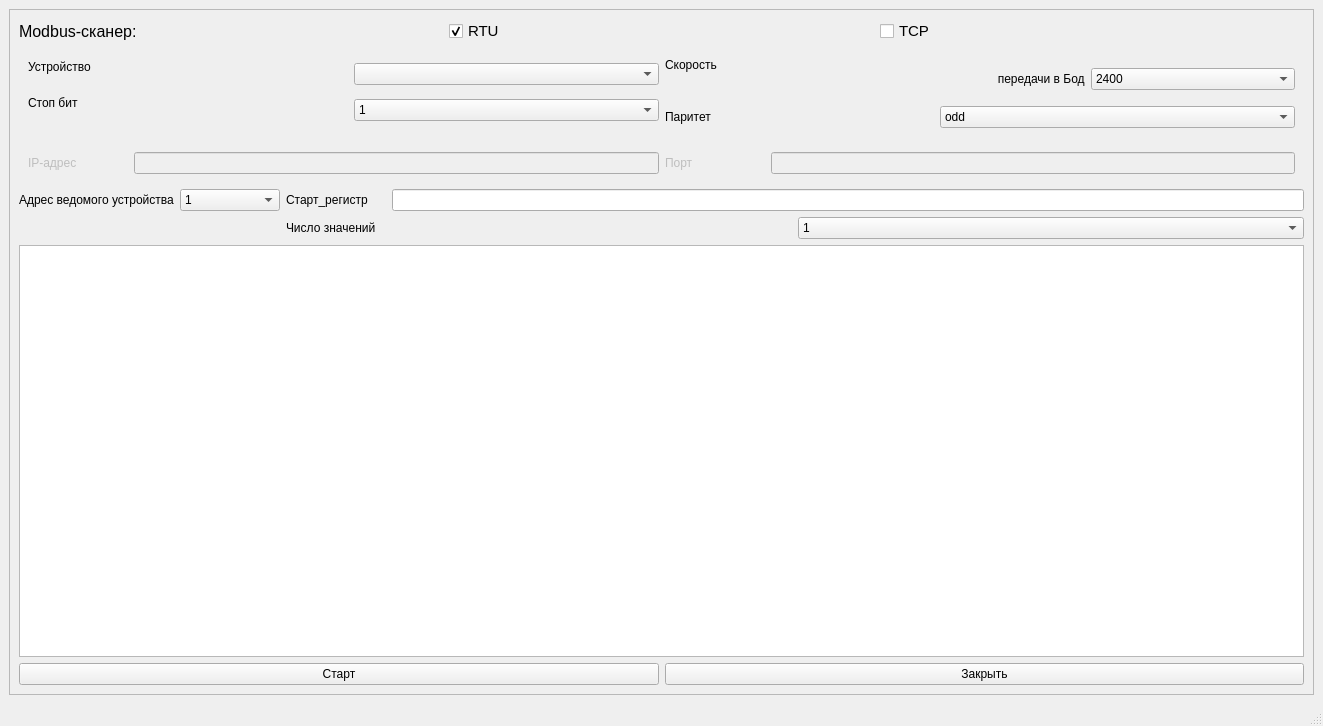
Before: the Qt Designer form resources/view/service/modbus_view.ui in ilyababich21/NIva1, drawn with Qt 5.
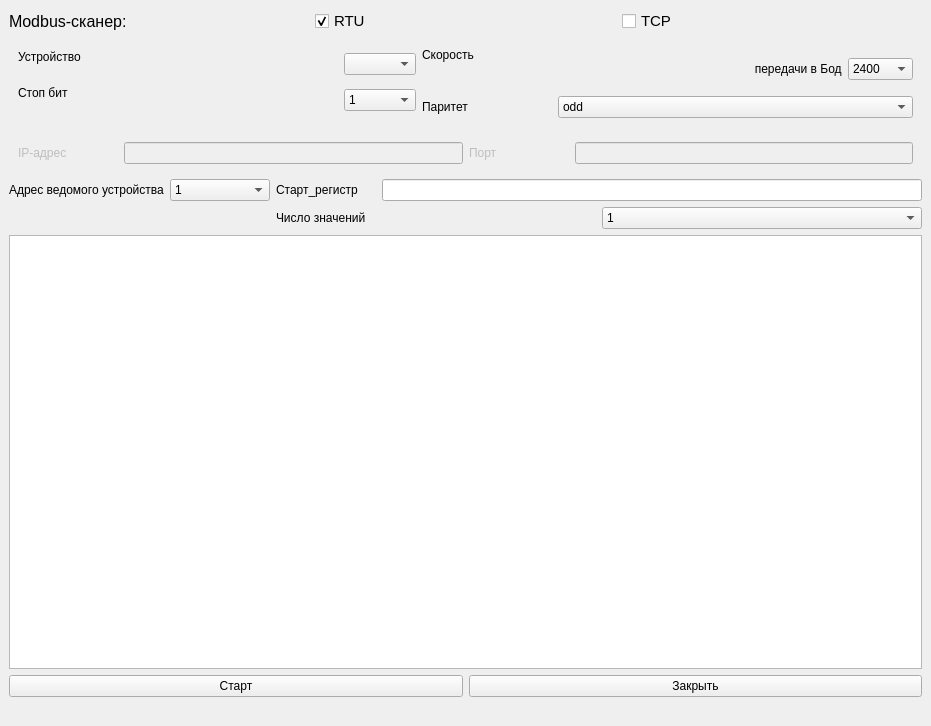
After: the same form once the commit is applied.

```diff
--- a/resources/view/service/modbus_view.ui
+++ b/resources/view/service/modbus_view.ui
@@ -9,7 +9,7 @@
    <rect>
     <x>0</x>
     <y>0</y>
-    <width>1323</width>
+    <width>909</width>
     <height>726</height>
    </rect>
   </property>
@@ -17,23 +17,8 @@
    <string>MainWindow</string>
   </property>
   <widget class="QWidget" name="centralwidget">
-   <layout class="QGridLayout" name="gridLayout_3">
-    <item row="0" column="0">
-     <widget class="QScrollArea" name="scrollArea">
-      <property name="widgetResizable">
-       <bool>true</bool>
-      </property>
-      <widget class="QWidget" name="scrollAreaWidgetContents">
-       <property name="geometry">
-        <rect>
-         <x>0</x>
-         <y>0</y>
-         <width>1303</width>
-         <height>686</height>
-        </rect>
-       </property>
-       <layout class="QGridLayout" name="gridLayout_2">
-        <item row="0" column="0">
+   <layout class="QVBoxLayout" name="verticalLayout_6">
+    <item>
          <layout class="QVBoxLayout" name="verticalLayout_5">
           <item>
            <layout class="QHBoxLayout" name="horizontalLayout">
@@ -447,13 +432,15 @@
           </item>
          </layout>
         </item>
-       </layout>
-      </widget>
+    <item>
+     <widget class="QLabel" name="status_label">
+      <property name="text">
+       <string/>
+      </property>
      </widget>
     </item>
    </layout>
   </widget>
-  <widget class="QStatusBar" name="statusbar"/>
  </widget>
  <resources/>
  <connections>
```
Left out of the diff: 32 changed lines with no effect on the pictures. Lines whose indentation alone changed are shown as unchanged.
